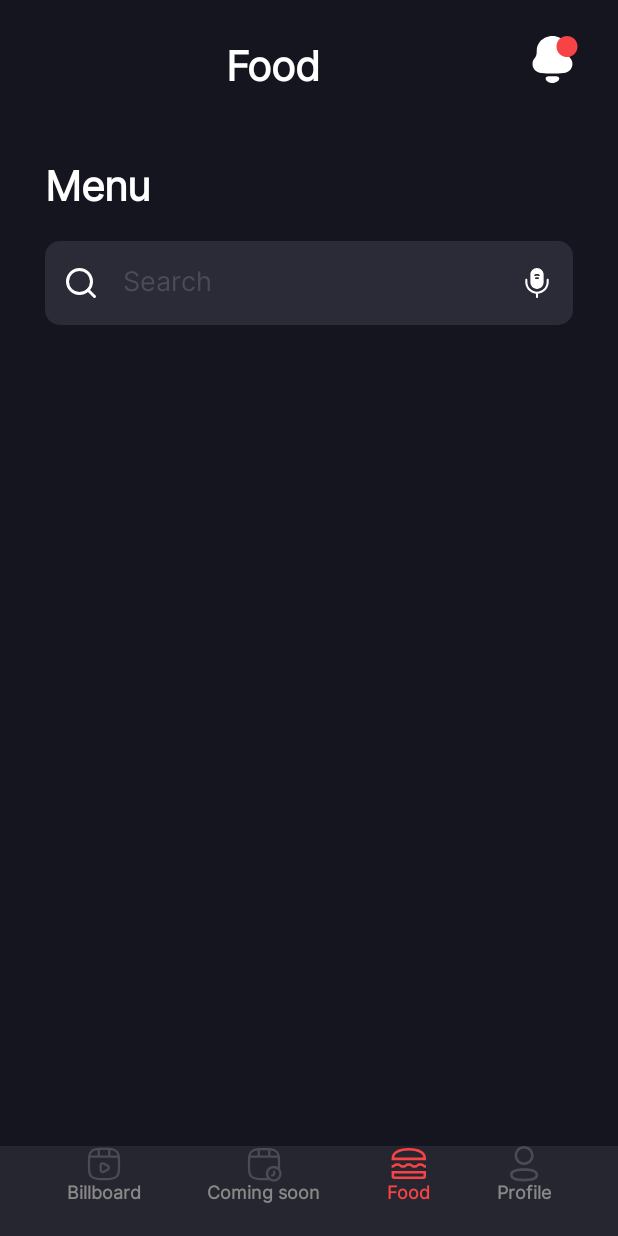
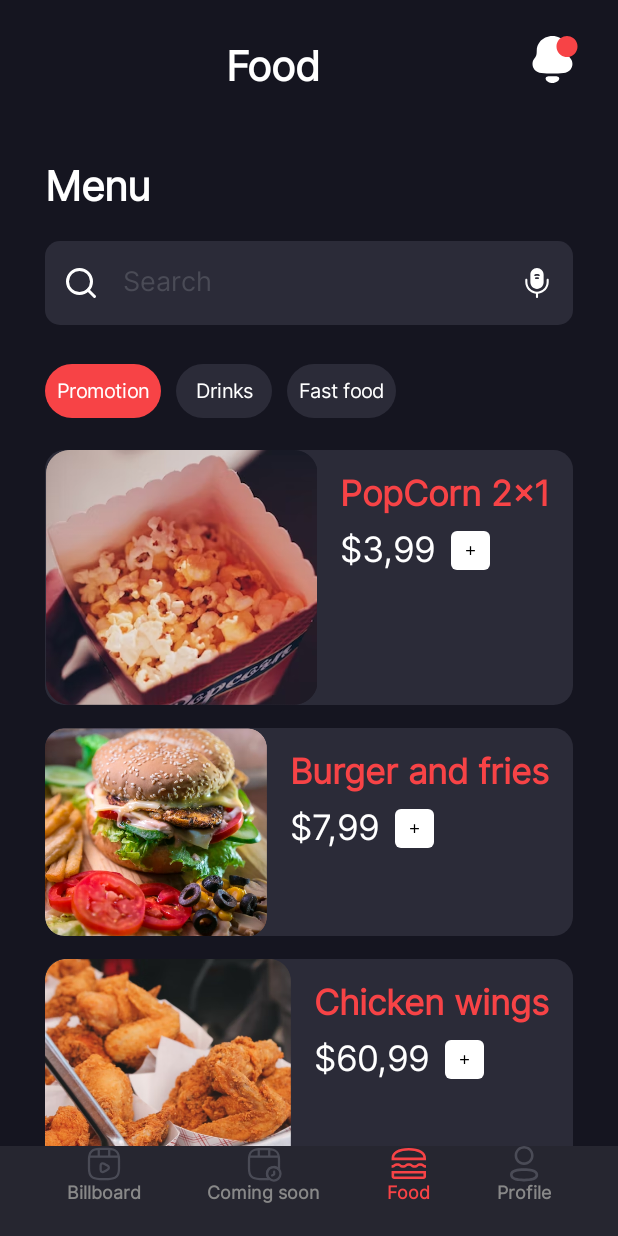
Before and after one commit to nameisjayant/Cinema-Booking-App-UI-Compose, an Android app built with Jetpack Compose: the screen it shows after launch (MainActivity), after a tap on "Food", on a phone screen of 412 x 824 dp. Run offline under Robolectric (Android 15) with nearby library versions, the phone set to English and light mode, and no system bars.

Commit message:
added food screen

```diff
--- /dev/null
+++ b/app/src/main/java/com/programmingsimplified/cinemabookingapp/data/Food.kt
@@ -0,0 +1,18 @@
+package com.programmingsimplified.cinemabookingapp.data
+
+import androidx.annotation.DrawableRes
+import com.programmingsimplified.cinemabookingapp.R
+
+data class Food(
+    val id:Int,
+    val title:String,
+    @DrawableRes val image:Int,
+    val price:String
+)
+
+val foodList = listOf(
+    Food(1,"PopCorn 2x1",R.drawable.popcorn,"$3,99"),
+    Food(2,"Burger and fries",R.drawable.burger,"$7,99"),
+    Food(3,"Chicken wings",R.drawable.chicken,"$60,99"),
+    Food(4,"PopCorn 2x1",R.drawable.popcorn,"$3,99")
+)
--- a/app/src/main/java/com/programmingsimplified/cinemabookingapp/screens/food_screen.kt
+++ b/app/src/main/java/com/programmingsimplified/cinemabookingapp/screens/food_screen.kt
@@ -1,15 +1,22 @@
 package com.programmingsimplified.cinemabookingapp.screens
 
+import androidx.compose.foundation.Image
 import androidx.compose.foundation.background
 import androidx.compose.foundation.layout.*
+import androidx.compose.foundation.lazy.LazyColumn
+import androidx.compose.foundation.lazy.items
+import androidx.compose.foundation.rememberScrollState
 import androidx.compose.foundation.shape.RoundedCornerShape
 import androidx.compose.material.*
+import androidx.compose.material.icons.Icons
+import androidx.compose.material.icons.filled.Add
 import androidx.compose.runtime.*
 import androidx.compose.ui.Alignment
 import androidx.compose.ui.Alignment.Companion.CenterVertically
 import androidx.compose.ui.Modifier
 import androidx.compose.ui.draw.clip
 import androidx.compose.ui.graphics.Color
+import androidx.compose.ui.layout.ContentScale
 import androidx.compose.ui.res.painterResource
 import androidx.compose.ui.res.stringResource
 import androidx.compose.ui.text.TextStyle
@@ -17,7 +24,11 @@ import androidx.compose.ui.text.font.FontWeight
 import androidx.compose.ui.unit.dp
 import androidx.compose.ui.unit.sp
 import com.programmingsimplified.cinemabookingapp.R
+import com.programmingsimplified.cinemabookingapp.commonUi.CommonIconButtonCard
 import com.programmingsimplified.cinemabookingapp.commonUi.SpacerHeight
+import com.programmingsimplified.cinemabookingapp.commonUi.SpacerWidth
+import com.programmingsimplified.cinemabookingapp.data.Food
+import com.programmingsimplified.cinemabookingapp.data.foodList
 import com.programmingsimplified.cinemabookingapp.ui.theme.*
 
 
@@ -25,7 +36,9 @@ import com.programmingsimplified.cinemabookingapp.ui.theme.*
 fun FoodScreen() {
 
     var search by remember { mutableStateOf("") }
-
+    val menuList = listOf("Promotion", "Drinks", "Fast food")
+    val scrollState = rememberScrollState()
+    var currentMenuState by remember { mutableStateOf("Promotion") }
 
     Box(
         modifier = Modifier.padding(bottom = 60.dp)
@@ -38,8 +51,114 @@ fun FoodScreen() {
             Column {
                 FoodHeader()
                 FoodMenu(text = search, onValueChange = { search = it })
+                Row(modifier = Modifier.padding(start = 30.dp)) {
+                    menuList.forEach {
+                        CustomFoodChip(title = it, selected = it == currentMenuState) {
+                            currentMenuState = it
+                        }
+                    }
+                }
+                LazyColumn {
+                    items(foodList, key = { it.id }) {
+                        ShowFood(food = it)
+                    }
+                    item { SpacerHeight() }
+                }
+            }
+
+        }
+    }
+}
+
+@Composable
+fun ShowFood(
+    food: Food
+) {
+    Box(
+        modifier = Modifier
+            .fillMaxWidth()
+            .padding(
+                top = 15.dp, end = 30.dp, start = 30.dp
+            ).clip(RoundedCornerShape(13.dp))
+            .background(LightGray)
+    ) {
+        Row(
+            modifier = Modifier.fillMaxWidth()
+        ) {
+            Image(
+                painter = painterResource(id = food.image), contentDescription = "",
+                modifier = Modifier
+                    .width(150.dp)
+                    .fillMaxHeight()
+                    .weight(0.5f)
+            )
+            Column(
+                modifier = Modifier.padding(15.dp)
+            ) {
+                Text(
+                    text = food.title, style = TextStyle(
+                        fontSize = 23.sp,
+                        fontWeight = FontWeight.W800,
+                        color = DarkRed,
+                        fontFamily = InterFont
+                    )
+                )
+                SpacerHeight()
+                Row {
+                    Text(
+                        text = food.price, style = TextStyle(
+                            fontSize = 23.sp,
+                            fontWeight = FontWeight.W300,
+                            color = Color.White,
+                            fontFamily = InterFont
+                        )
+                    )
+                    SpacerWidth()
+                    TextButton(
+                        onClick = { },
+                        shape = RoundedCornerShape(4.dp),
+                        colors = ButtonDefaults.buttonColors(
+                            backgroundColor = Color.White
+                        ),
+                        elevation = ButtonDefaults.elevation(0.dp),
+                        modifier = Modifier
+                            .size(26.dp)
+                            .align(CenterVertically)
+                    ) {
+                        Icon(Icons.Default.Add, contentDescription = "", tint = Color.Black)
+                    }
+                }
             }
         }
+    }
+}
+
+
+@Composable
+fun CustomFoodChip(
+    title: String,
+    selected: Boolean,
+    onValueChange: (String) -> Unit
+) {
+    TextButton(
+        onClick = {
+            onValueChange(title)
+        },
+        elevation = ButtonDefaults.elevation(0.dp),
+        colors = ButtonDefaults.buttonColors(
+            backgroundColor = if (selected) DarkRed else LightGray
+        ),
+        shape = RoundedCornerShape(40.dp),
+        modifier = Modifier.padding(end = 10.dp)
+    ) {
+        Text(
+            text = title, style = TextStyle(
+                color = Color.White,
+                fontFamily = InterFont,
+                fontSize = 13.sp,
+                fontWeight = FontWeight.W500
+            )
+        )
     }
 }
 
```
Also changed, not shown: 2 other files.
